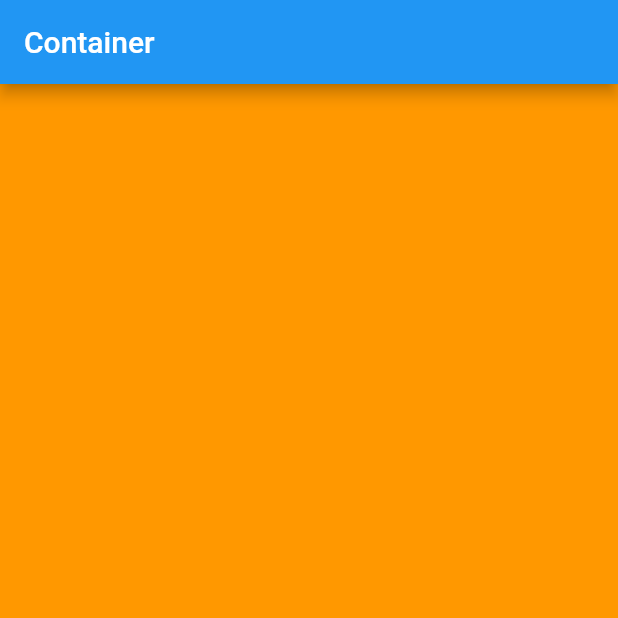
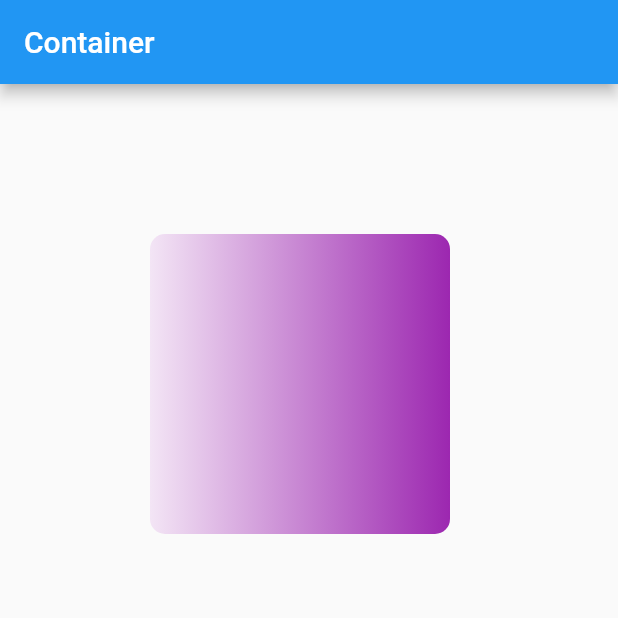
Before and after one commit to yuljlee/container_app, a Flutter app: the screen it shows after launch, on a phone screen of 412 x 824 dp, the top half of it. Run offline on Flutter 3.47's test engine with Material 2 defaults, Android fonts, the phone set to English and light mode, and no system bars.

```diff
--- a/lib/main.dart
+++ b/lib/main.dart
@@ -11,8 +11,20 @@ class MyApp extends StatelessWidget {
         appBar: AppBar(
           title: Text('Container'),
         ),
-        body: Container(
-          color: Colors.orange,
+        body:
+          Container(
+            margin: EdgeInsets.all(100.0),
+            width: 200.0,
+            height: 200.0,
+            decoration: BoxDecoration(
+              gradient: LinearGradient(
+                colors: [Colors.purple[50], Colors.purple[500]]),
+              color: Colors.orange,
+              shape: BoxShape.rectangle,
+              borderRadius: BorderRadius.all(
+                Radius.circular(10.0)
+              )
+            ),
         ),
       ),
     );
```
